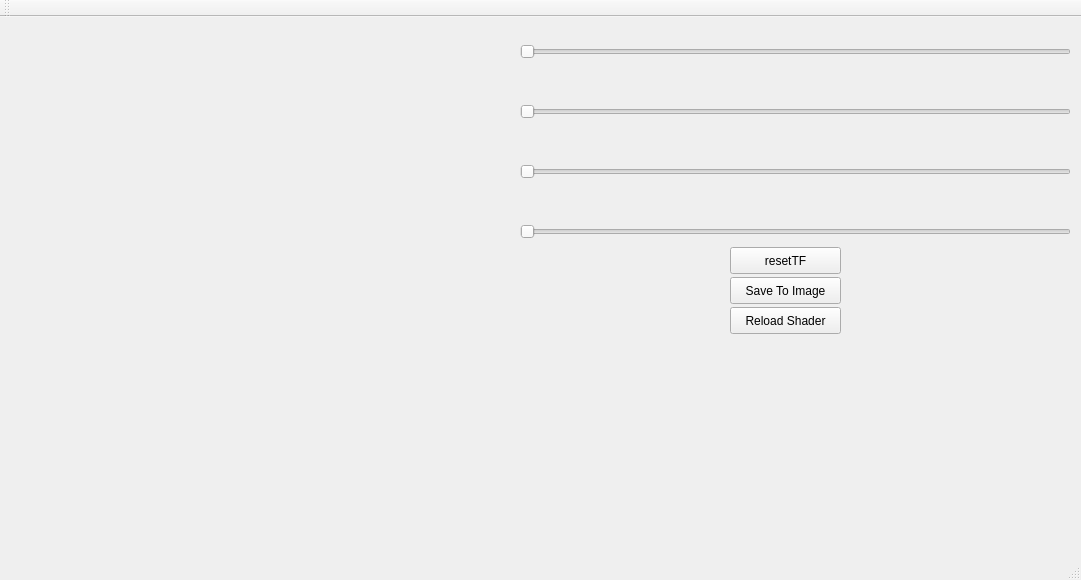
Qt form mainwindow.ui (mseefelder/volumeFromScratch) before a commit.
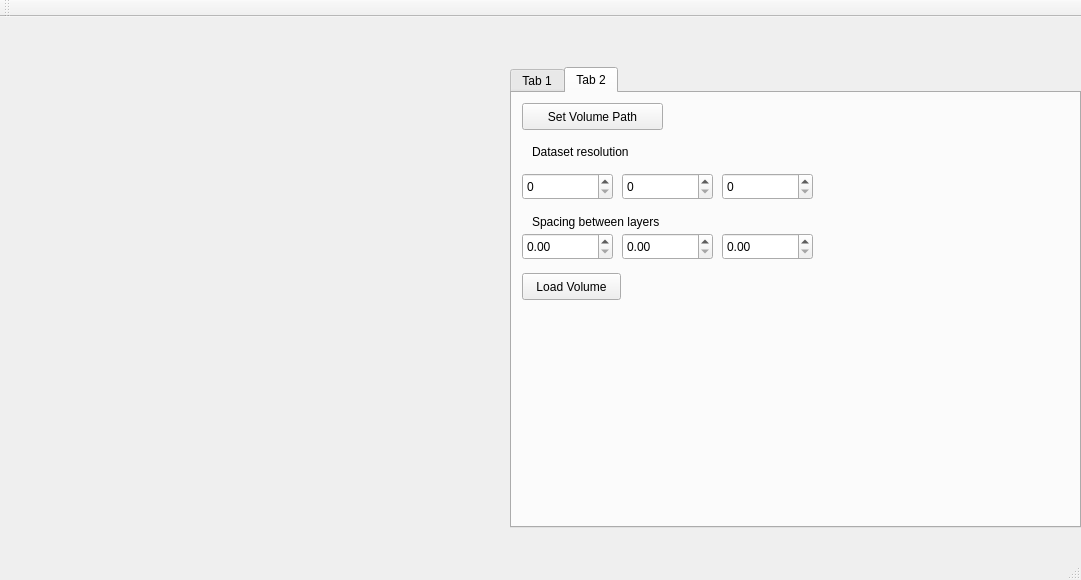
The same form after that commit. Custom widgets are drawn as their Qt base class.

Commit message: Added a scheme to load volumes on the run.

```diff
--- a/mainwindow.ui
+++ b/mainwindow.ui
@@ -30,11 +30,56 @@
      </rect>
     </property>
    </widget>
+   <widget class="QTabWidget" name="tabWidget">
+    <property name="geometry">
+     <rect>
+      <x>510</x>
+      <y>50</y>
+      <width>571</width>
+      <height>461</height>
+     </rect>
+    </property>
+    <property name="currentIndex">
+     <number>1</number>
+    </property>
+    <widget class="QWidget" name="tab">
+     <attribute name="title">
+      <string>Tab 1</string>
+     </attribute>
+     <widget class="QPushButton" name="resetTF">
+      <property name="geometry">
+       <rect>
+        <x>220</x>
+        <y>190</y>
+        <width>111</width>
+        <height>27</height>
+       </rect>
+      </property>
+      <property name="text">
+       <string>resetTF</string>
+      </property>
+     </widget>
    <widget class="QSlider" name="tf_A">
     <property name="geometry">
      <rect>
-      <x>520</x>
-      <y>20</y>
+        <x>10</x>
+        <y>30</y>
+        <width>551</width>
+        <height>29</height>
+       </rect>
+      </property>
+      <property name="maximum">
+       <number>256</number>
+      </property>
+      <property name="orientation">
+       <enum>Qt::Horizontal</enum>
+      </property>
+     </widget>
+     <widget class="QSlider" name="tf_D">
+      <property name="geometry">
+       <rect>
+        <x>10</x>
+        <y>150</y>
       <width>551</width>
       <height>29</height>
      </rect>
@@ -49,8 +94,8 @@
    <widget class="QSlider" name="tf_B">
     <property name="geometry">
      <rect>
-      <x>520</x>
-      <y>80</y>
+        <x>10</x>
+        <y>70</y>
       <width>551</width>
       <height>29</height>
      </rect>
@@ -65,40 +110,11 @@
      <enum>Qt::Horizontal</enum>
     </property>
    </widget>
-   <widget class="QSlider" name="tf_D">
-    <property name="geometry">
-     <rect>
-      <x>520</x>
-      <y>200</y>
-      <width>551</width>
-      <height>29</height>
-     </rect>
-    </property>
-    <property name="maximum">
-     <number>256</number>
-    </property>
-    <property name="orientation">
-     <enum>Qt::Horizontal</enum>
-    </property>
-   </widget>
-   <widget class="QPushButton" name="resetTF">
-    <property name="geometry">
-     <rect>
-      <x>730</x>
-      <y>230</y>
-      <width>111</width>
-      <height>27</height>
-     </rect>
-    </property>
-    <property name="text">
-     <string>resetTF</string>
-    </property>
-   </widget>
    <widget class="QSlider" name="tf_C">
     <property name="geometry">
      <rect>
-      <x>520</x>
-      <y>140</y>
+        <x>10</x>
+        <y>110</y>
       <width>551</width>
       <height>29</height>
      </rect>
@@ -113,8 +129,8 @@
    <widget class="QPushButton" name="saveImage">
     <property name="geometry">
      <rect>
-      <x>730</x>
-      <y>260</y>
+        <x>220</x>
+        <y>230</y>
       <width>111</width>
       <height>27</height>
      </rect>
@@ -126,8 +142,8 @@
    <widget class="QPushButton" name="reloadShader">
     <property name="geometry">
      <rect>
-      <x>730</x>
-      <y>290</y>
+        <x>220</x>
+        <y>270</y>
       <width>111</width>
       <height>27</height>
      </rect>
@@ -135,6 +151,143 @@
     <property name="text">
      <string>Reload Shader</string>
     </property>
+     </widget>
+    </widget>
+    <widget class="QWidget" name="tab_2">
+     <attribute name="title">
+      <string>Tab 2</string>
+     </attribute>
+     <widget class="QPushButton" name="openVolume">
+      <property name="geometry">
+       <rect>
+        <x>10</x>
+        <y>10</y>
+        <width>141</width>
+        <height>27</height>
+       </rect>
+      </property>
+      <property name="text">
+       <string>Set Volume Path</string>
+      </property>
+     </widget>
+     <widget class="QSpinBox" name="xRes">
+      <property name="geometry">
+       <rect>
+        <x>10</x>
+        <y>80</y>
+        <width>91</width>
+        <height>27</height>
+       </rect>
+      </property>
+      <property name="maximum">
+       <number>4096</number>
+      </property>
+     </widget>
+     <widget class="QSpinBox" name="zRes">
+      <property name="geometry">
+       <rect>
+        <x>210</x>
+        <y>80</y>
+        <width>91</width>
+        <height>27</height>
+       </rect>
+      </property>
+      <property name="maximum">
+       <number>4096</number>
+      </property>
+     </widget>
+     <widget class="QSpinBox" name="yRes">
+      <property name="geometry">
+       <rect>
+        <x>110</x>
+        <y>80</y>
+        <width>91</width>
+        <height>27</height>
+       </rect>
+      </property>
+      <property name="maximum">
+       <number>4096</number>
+      </property>
+     </widget>
+     <widget class="QDoubleSpinBox" name="xSpace">
+      <property name="geometry">
+       <rect>
+        <x>10</x>
+        <y>140</y>
+        <width>91</width>
+        <height>27</height>
+       </rect>
+      </property>
+      <property name="maximum">
+       <double>4096.000000000000000</double>
+      </property>
+     </widget>
+     <widget class="QDoubleSpinBox" name="zSpace">
+      <property name="geometry">
+       <rect>
+        <x>210</x>
+        <y>140</y>
+        <width>91</width>
+        <height>27</height>
+       </rect>
+      </property>
+      <property name="maximum">
+       <double>4096.000000000000000</double>
+      </property>
+     </widget>
+     <widget class="QDoubleSpinBox" name="ySpace">
+      <property name="geometry">
+       <rect>
+        <x>110</x>
+        <y>140</y>
+        <width>91</width>
+        <height>27</height>
+       </rect>
+      </property>
+      <property name="maximum">
+       <double>4096.000000000000000</double>
+      </property>
+     </widget>
+     <widget class="QLabel" name="label">
+      <property name="geometry">
+       <rect>
+        <x>20</x>
+        <y>50</y>
+        <width>131</width>
+        <height>17</height>
+       </rect>
+      </property>
+      <property name="text">
+       <string>Dataset resolution</string>
+      </property>
+     </widget>
+     <widget class="QLabel" name="label_2">
+      <property name="geometry">
+       <rect>
+        <x>20</x>
+        <y>120</y>
+        <width>161</width>
+        <height>17</height>
+       </rect>
+      </property>
+      <property name="text">
+       <string>Spacing between layers</string>
+      </property>
+     </widget>
+     <widget class="QPushButton" name="loadVolume">
+      <property name="geometry">
+       <rect>
+        <x>10</x>
+        <y>180</y>
+        <width>99</width>
+        <height>27</height>
+       </rect>
+      </property>
+      <property name="text">
+       <string>Load Volume</string>
+      </property>
+     </widget>
+    </widget>
    </widget>
   </widget>
   <widget class="QMenuBar" name="menuBar">
```
Lines whose indentation alone changed are shown as unchanged. The commit also changes 8 other files.
